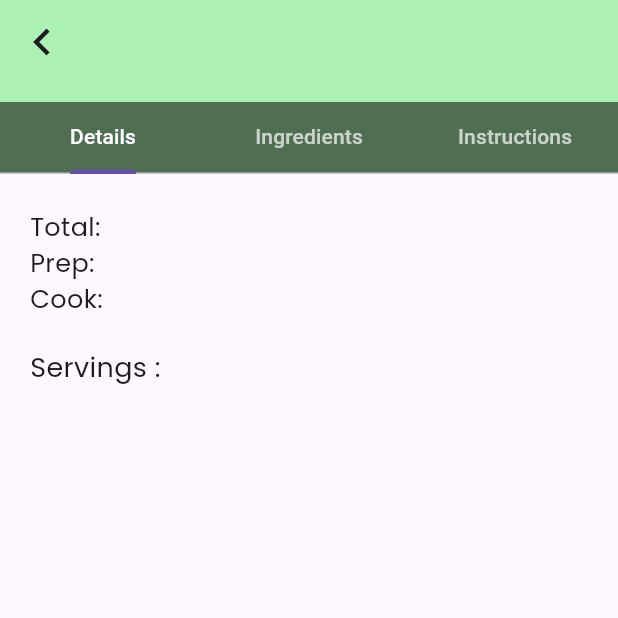
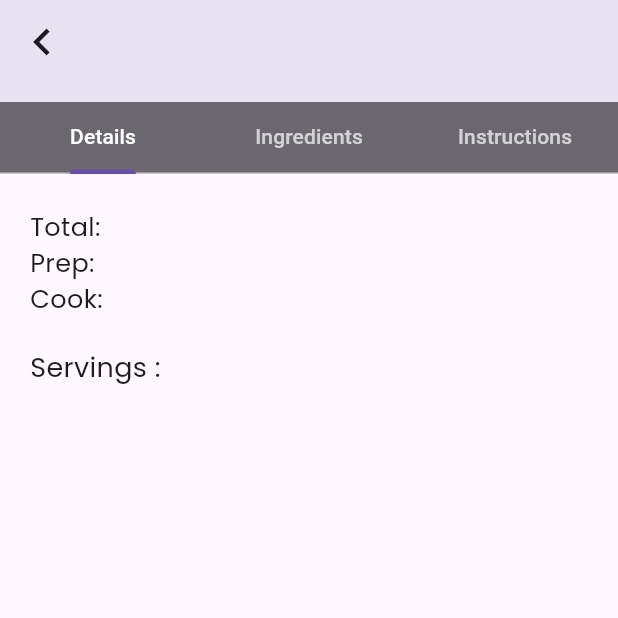
Before and after one commit to feby-saji/meal_planning, a Flutter app: the DetailedRecipeScreen screen opened directly with empty values, scrolled down 300 dp, on a phone screen of 412 x 824 dp, the top half of it. Run offline on Flutter 3.47's test engine with Material 3 defaults, Android fonts, the phone set to English and light mode, and no system bars; our stand-ins replace bloc, cloud_firestore, connectivity_plus, firebase_auth, firebase_core, firebase_dynamic_links and 12 more; accounts and stored records are empty.

Commit message:
Enhance DetailedRecipeScreen: Adjusted SliverAppBar background color and refined scrolling effect

```diff
--- a/lib/screens/recipe/detailed_recipe.dart
+++ b/lib/screens/recipe/detailed_recipe.dart
@@ -33,7 +33,6 @@ class DetailedRecipeScreen extends StatelessWidget {
           headerSliverBuilder: (context, innerBoxIsScrolled) {
             return [
               SliverAppBar(
-                backgroundColor: const Color.fromARGB(255, 178, 254, 180),
                 pinned: true,
                 expandedHeight: 300,
                 leading: _buildGobackBtn(context),
@@ -41,11 +40,15 @@ class DetailedRecipeScreen extends StatelessWidget {
                   tag: 'Recipe_Hero',
                   child: Text(
                     recipe.title,
+                    maxLines: 2,
+                    overflow: TextOverflow.ellipsis,
                     style: kMedText.copyWith(fontSize: 18),
                   ),
                 ),
                 actions: [_buildSaveIcon(context)],
-                flexibleSpace: FlexibleSpaceBar(
+                flexibleSpace: Padding(
+                  padding: const EdgeInsets.only(top: 90),
+                  child: FlexibleSpaceBar(
                     background: ClipRRect(
                       borderRadius: BorderRadius.circular(30),
                       child: recipe.img.isNotEmpty
@@ -55,6 +58,7 @@ class DetailedRecipeScreen extends StatelessWidget {
                             )
                           : Image.asset(
                               'assets/images/chef_rat.png',
+                            ),
                     ),
                   ),
                 ),
```
Lines whose indentation alone changed are shown as unchanged.
